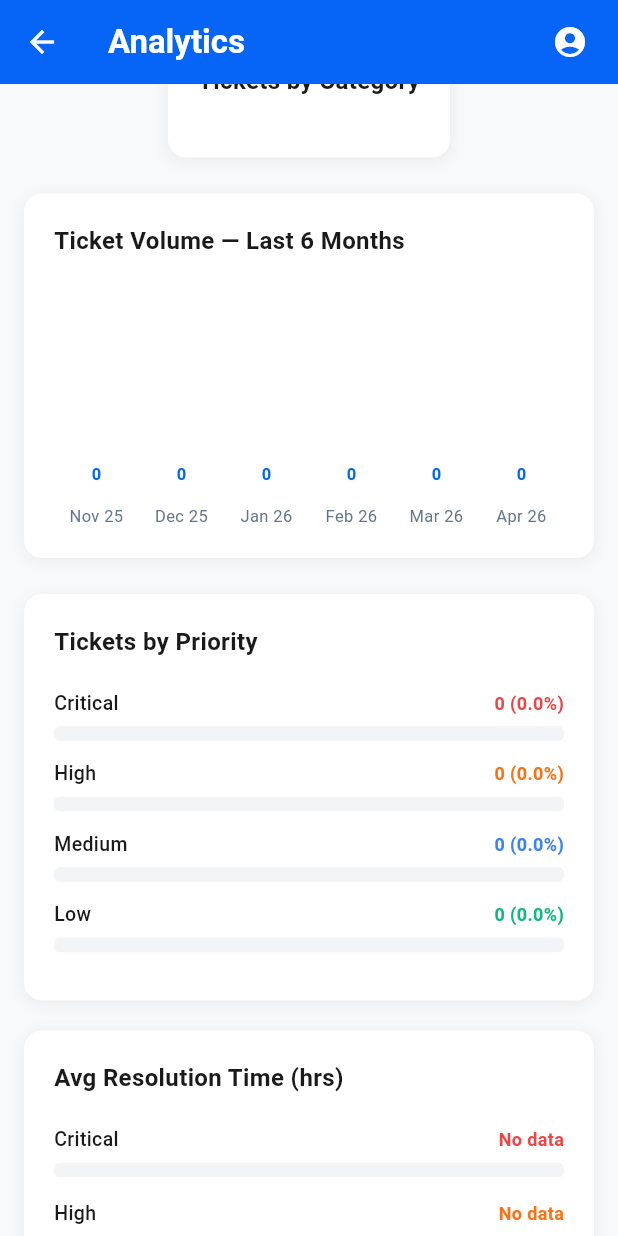
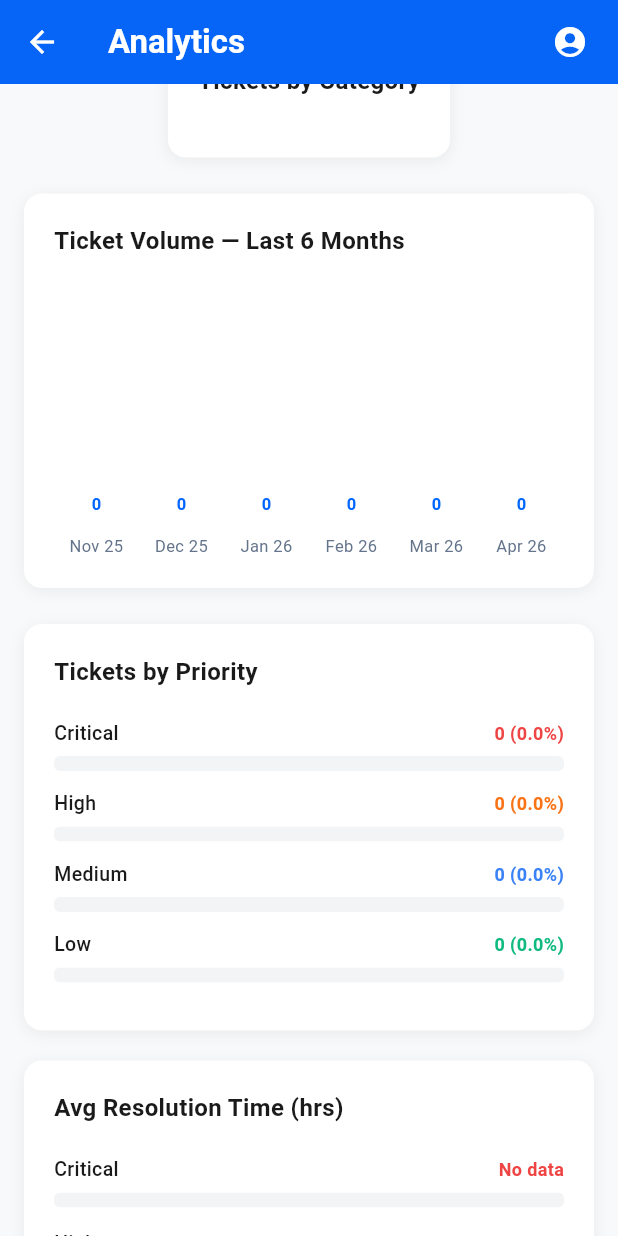
Before and after one commit to str4wh/techease, a Flutter app: the AnalyticsPage screen opened by its route, scrolled down 576 dp, on a phone screen of 412 x 824 dp. Run offline on Flutter 3.47's test engine with Material 3 defaults, Android fonts, the phone set to English and light mode, and no system bars; our stand-ins replace cloud_firestore, firebase_auth, firebase_core, firebase_storage, web; missing offline and left inert: dart:js_interop; accounts and stored records are empty; Roboto replaces fonts that are missing (Segoe UI).

Commit message:
Final commit to present

```diff
--- a/lib/analytics_page.dart
+++ b/lib/analytics_page.dart
@@ -526,7 +526,7 @@ class _AnalyticsPageState extends State<AnalyticsPage> {
     return _buildChartCard(
       title: 'Ticket Volume — Last 6 Months',
       child: SizedBox(
-        height: 160,
+        height: 180,
         child: Row(
           crossAxisAlignment: CrossAxisAlignment.end,
           children: monthlyMap.entries.map((entry) {
--- a/lib/create_ticket_page.dart
+++ b/lib/create_ticket_page.dart
@@ -256,7 +256,7 @@ class _CreateTicketPageState extends State<CreateTicketPage> {
                     analysisData.toString();
                 print('✓ Extracted from analysis object');
               } else if (analysisData is List) {
-                solutions = (analysisData as List)
+                solutions = (analysisData)
                     .map((s) => s.toString())
                     .join('\n\n');
                 print('✓ Extracted from analysis list');
```
